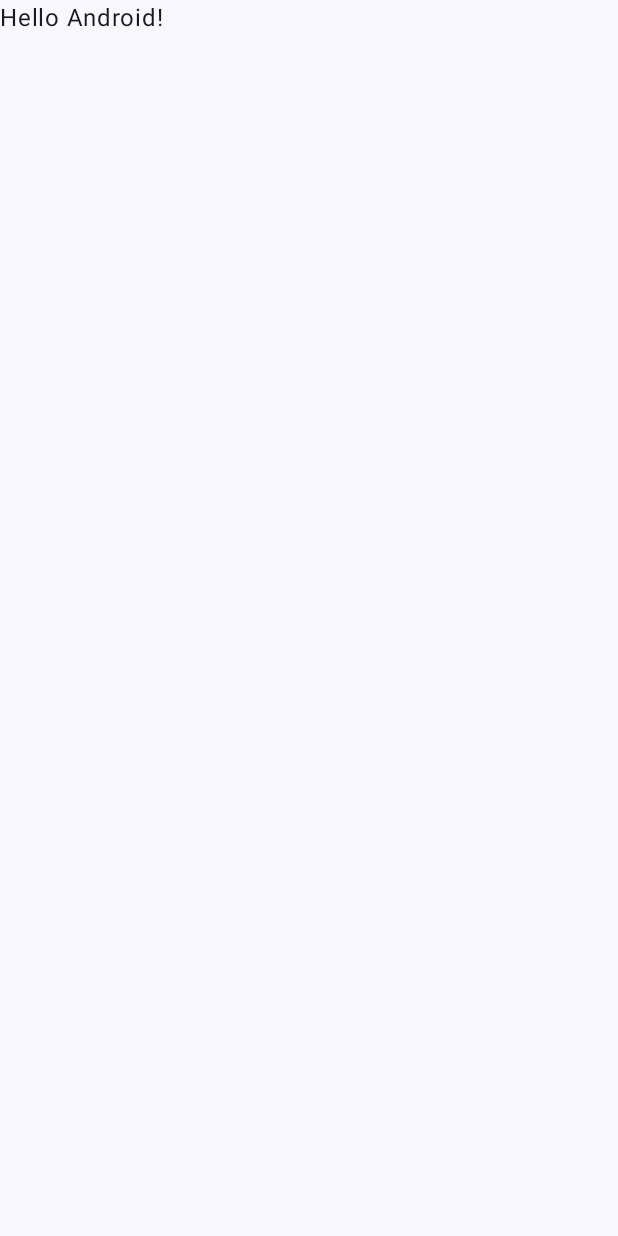
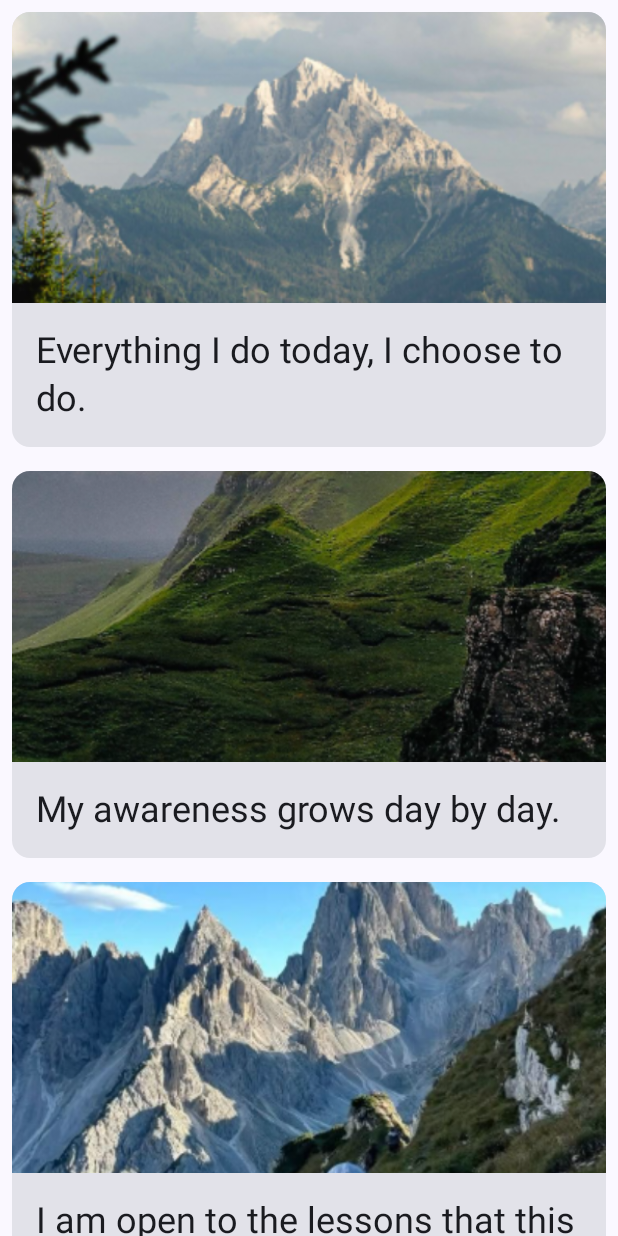
Before and after one commit to KarakozovaRegina/affirmations-cards, an Android app built with Jetpack Compose: the screen it shows after launch (MainActivity), on a phone screen of 412 x 824 dp. Before the commit the screen is almost empty. Run offline under Robolectric (Android 15) with nearby library versions, the phone set to English and light mode, and no system bars.

Commit message:
finished this app

```diff
--- a/app/src/main/java/krv/fit/bstu/basic_affirmations_cards/MainActivity.kt
+++ b/app/src/main/java/krv/fit/bstu/basic_affirmations_cards/MainActivity.kt
@@ -4,13 +4,36 @@ import android.os.Bundle
 import androidx.activity.ComponentActivity
 import androidx.activity.compose.setContent
 import androidx.activity.enableEdgeToEdge
+import androidx.compose.foundation.Image
+import androidx.compose.foundation.layout.Column
+import androidx.compose.foundation.layout.WindowInsets
+import androidx.compose.foundation.layout.asPaddingValues
+import androidx.compose.foundation.layout.calculateEndPadding
+import androidx.compose.foundation.layout.calculateStartPadding
 import androidx.compose.foundation.layout.fillMaxSize
+import androidx.compose.foundation.layout.fillMaxWidth
+import androidx.compose.foundation.layout.height
 import androidx.compose.foundation.layout.padding
+import androidx.compose.foundation.layout.safeDrawing
+import androidx.compose.foundation.layout.statusBarsPadding
+import androidx.compose.foundation.lazy.LazyColumn
+import androidx.compose.foundation.lazy.items
+import androidx.compose.material3.Card
+import androidx.compose.material3.MaterialTheme
 import androidx.compose.material3.Scaffold
+import androidx.compose.material3.Surface
 import androidx.compose.material3.Text
 import androidx.compose.runtime.Composable
 import androidx.compose.ui.Modifier
+import androidx.compose.ui.layout.ContentScale
+import androidx.compose.ui.platform.LocalContext
+import androidx.compose.ui.platform.LocalLayoutDirection
+import androidx.compose.ui.res.painterResource
+import androidx.compose.ui.res.stringResource
 import androidx.compose.ui.tooling.preview.Preview
+import androidx.compose.ui.unit.dp
+import krv.fit.bstu.basic_affirmations_cards.affirmations.Affirmation
+import krv.fit.bstu.basic_affirmations_cards.data.Datasource
 import krv.fit.bstu.basic_affirmations_cards.ui.theme.BasicaffirmationscardsTheme
 
 class MainActivity : ComponentActivity() {
@@ -19,29 +42,72 @@ class MainActivity : ComponentActivity() {
         enableEdgeToEdge()
         setContent {
             BasicaffirmationscardsTheme {
-                Scaffold(modifier = Modifier.fillMaxSize()) { innerPadding ->
-                    Greeting(
-                        name = "Android",
-                        modifier = Modifier.padding(innerPadding)
-                    )
-                }
+                AffirmationsApp()
             }
         }
     }
 }
 
 @Composable
-fun Greeting(name: String, modifier: Modifier = Modifier) {
-    Text(
-        text = "Hello $name!",
-        modifier = modifier
-    )
+fun AffirmationsApp() {
+    val layoutDirection = LocalLayoutDirection.current
+    Surface(
+        modifier = Modifier
+            .fillMaxSize()
+            .statusBarsPadding()
+            .padding(
+                start = WindowInsets.safeDrawing.asPaddingValues()
+                    .calculateStartPadding(layoutDirection),
+                end = WindowInsets.safeDrawing.asPaddingValues()
+                    .calculateEndPadding(layoutDirection),
+            ),
+    ) {
+        AffirmationList(
+            affirmationList = Datasource().loadAffirmations(),
+        )
+    }
 }
 
-@Preview(showBackground = true)
+
 @Composable
-fun GreetingPreview() {
-    BasicaffirmationscardsTheme {
-        Greeting("Android")
+fun AffirmationCard(
+    affirmation: Affirmation,
+    modifier: Modifier = Modifier) {
+
+    Card(modifier = modifier) {
+        Column {
+            Image(
+                painter = painterResource(affirmation.imageResourceId),
+                contentDescription = stringResource(affirmation.stringResourceId),
+                modifier = Modifier
+                    .fillMaxWidth()
+                    .height(194.dp),
+                contentScale = ContentScale.Crop
+            )
+            Text(
+                text = LocalContext.current.getString(affirmation.stringResourceId),
+                modifier = Modifier.padding(16.dp),
+                style = MaterialTheme.typography.headlineSmall
+            )
+        }
+    }
+
+}
+
+@Preview
+@Composable
+private fun AffirmationCardPreview() {
+    AffirmationCard(Affirmation(R.string.affirmations_1, R.drawable.screenshot_1))
+}
+
+@Composable
+fun AffirmationList(affirmationList: List<Affirmation>, modifier: Modifier = Modifier) {
+    LazyColumn(modifier = modifier) {
+        items(affirmationList) { affirmation ->
+            AffirmationCard(
+                affirmation = affirmation,
+                modifier = Modifier.padding(8.dp)
+            )
+        }
     }
 }
--- /dev/null
+++ b/app/src/main/java/krv/fit/bstu/basic_affirmations_cards/affirmations/Affirmation.kt
@@ -0,0 +1,9 @@
+package krv.fit.bstu.basic_affirmations_cards.affirmations
+
+import androidx.annotation.DrawableRes
+import androidx.annotation.StringRes
+
+data class Affirmation(
+    @StringRes val stringResourceId: Int,
+    @DrawableRes val imageResourceId: Int
+)
--- /dev/null
+++ b/app/src/main/java/krv/fit/bstu/basic_affirmations_cards/data/Datasource.kt
@@ -0,0 +1,15 @@
+package krv.fit.bstu.basic_affirmations_cards.data
+
+import krv.fit.bstu.basic_affirmations_cards.R
+import krv.fit.bstu.basic_affirmations_cards.affirmations.Affirmation
+
+class Datasource() {
+    fun loadAffirmations(): List<Affirmation> {
+        return listOf<Affirmation>(
+            Affirmation(R.string.affirmations_1, R.drawable.screenshot_1),
+            Affirmation(R.string.affirmations_2, R.drawable.screenshot_2),
+            Affirmation(R.string.affirmations_3, R.drawable.screenshot_3),
+            Affirmation(R.string.affirmations_4, R.drawable.screenshot_4),
+            Affirmation(R.string.affirmations_5, R.drawable.screenshot_5),
+        )}
+}
--- a/app/src/main/res/values/strings.xml
+++ b/app/src/main/res/values/strings.xml
@@ -1,3 +1,9 @@
 <resources>
     <string name="app_name">basic-affirmations-cards</string>
+    <string name="affirmations_1">Everything I do today, I choose to do.</string>
+    <string name="affirmations_2">My awareness grows day by day.</string>
+    <string name="affirmations_3">I am open to the lessons that this day will teach me.</string>
+    <string name="affirmations_4">Each day, I find new reasons to be thankful and appreciative.</string>
+    <string name="affirmations_5">All is well. I have time for everything I need to do today.</string>
+
 </resources>
```
